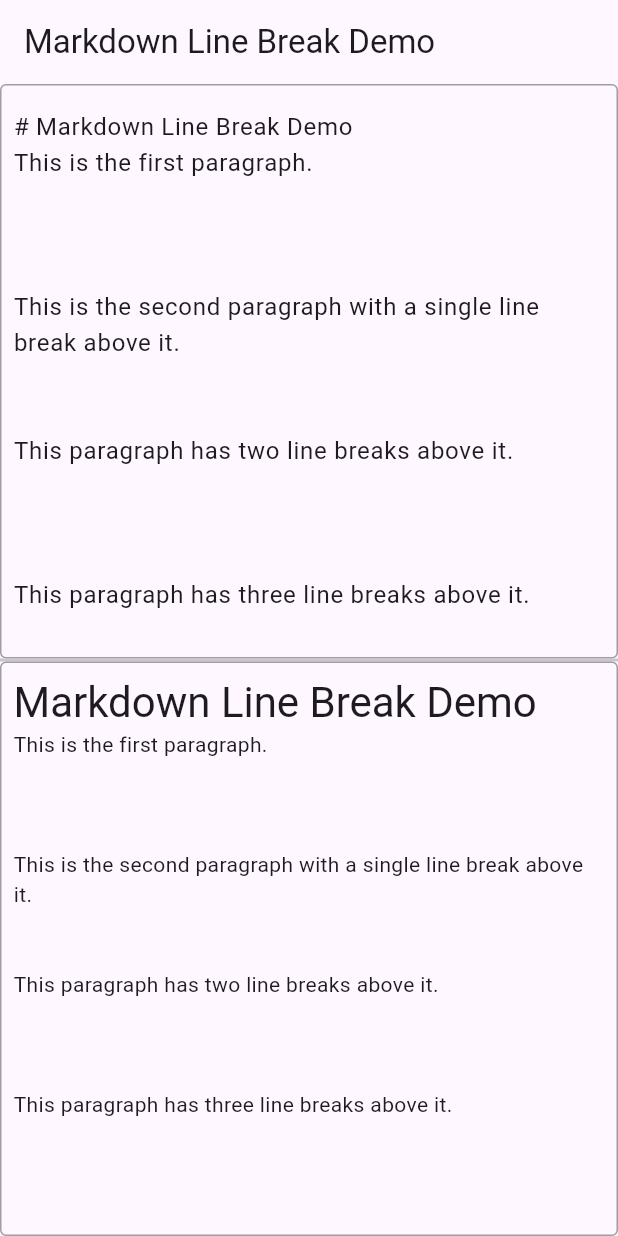
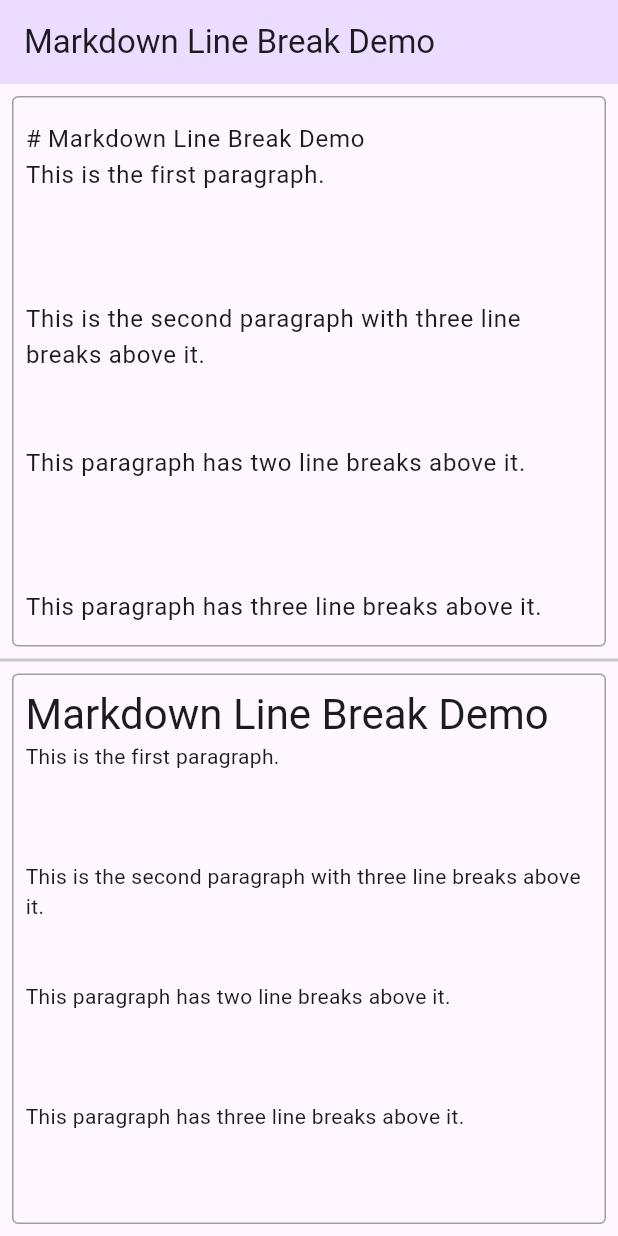
Before and after one commit to LaxmanK23/flutter_test, a Flutter app: the MarkdownLineBreakDemo screen opened directly, on a phone screen of 412 x 824 dp. Run offline on Flutter 3.47's test engine with Material 3 defaults, Android fonts, the phone set to English and light mode, and no system bars; our stand-ins replace bloc, firebase_auth, flutter_bloc, flutter_markdown; missing offline and left inert: dart:html, firebase_ui_auth, flutter_adaptive_scaffold, flutter_cached_pdfview, markdown, two_dimensional_scrollables; accounts and stored records are empty.

Commit message:
Implement date picker with UK format and add custom Markdown renderer for line breaks

```diff
--- /dev/null
+++ b/lib/line_break_md.dart
@@ -0,0 +1,72 @@
+import 'package:flutter/material.dart';
+import 'package:flutter_markdown/flutter_markdown.dart';
+import 'package:markdown/markdown.dart' as md;
+
+void main() {
+  runApp(const MyApp());
+}
+
+class MyApp extends StatelessWidget {
+  const MyApp({super.key});
+
+  final String markdownData = '''
+This is the first line.
+
+
+
+
+This is the second line.
+
+
+This is the third line.
+''';
+
+  @override
+  Widget build(BuildContext context) {
+    return MaterialApp(
+      home: Scaffold(
+        backgroundColor: Colors.pink.shade50,
+        body: Padding(
+          padding: const EdgeInsets.all(16.0),
+          child: MarkdownBody(
+            data: markdownData,
+            extensionSet: md.ExtensionSet(
+              [
+                BlankLineBlockSyntax(), // custom block to detect blank lines
+                ...md.ExtensionSet.gitHubFlavored.blockSyntaxes,
+              ],
+              md.ExtensionSet.gitHubFlavored.inlineSyntaxes,
+            ),
+            builders: {
+              'blankline': BlankLineBuilder(),
+            },
+          ),
+        ),
+      ),
+    );
+  }
+}
+
+// Custom block syntax to detect and render blank lines
+class BlankLineBlockSyntax extends md.BlockSyntax {
+  @override
+  RegExp get pattern => RegExp(r'^\s*$');
+
+  @override
+  bool canParse(md.BlockParser parser) {
+    return pattern.hasMatch("${parser.current}");
+  }
+  @override
+  md.Node parse(md.BlockParser parser) {
+    parser.advance();
+    return md.Element.empty('blankline');
+  }
+}
+
+// Builder for blank lines
+class BlankLineBuilder extends MarkdownElementBuilder {
+  @override
+  Widget visitElementAfter(md.Element element, TextStyle? preferredStyle) {
+    return const SizedBox(height: 20); // vertical gap
+  }
+}
--- a/lib/space_md.dart
+++ b/lib/space_md.dart
@@ -1,6 +1,5 @@
 import 'package:flutter/material.dart';
 import 'package:flutter_markdown/flutter_markdown.dart';
-import 'package:markdown/markdown.dart' as md;
 
 void main() {
   runApp(const MyApp());
@@ -22,174 +21,216 @@ class MyApp extends StatelessWidget {
   }
 }
 
-// Custom block syntax that preserves exact whitespace between paragraphs
-class PreserveWhitespaceSyntax extends md.BlockSyntax {
-  static final _startPattern = RegExp(r'^');
+// Widget that preserves line breaks exactly as typed
+class PreservedLineBreakText extends StatelessWidget {
+  final String text;
+  final TextStyle? style;
+  final double lineHeight;
+
+  const PreservedLineBreakText({
+    Key? key,
+    required this.text,
+    this.style,
+    this.lineHeight = 20.0,
+  }) : super(key: key);
 
   @override
-  RegExp get pattern => _startPattern;
+  Widget build(BuildContext context) {
+    // Split text by line breaks
+    final lines = text.split('\n');
+    final List<Widget> lineWidgets = [];
 
-  const PreserveWhitespaceSyntax();
-
-  @override
-  bool canParse(md.BlockParser parser) {
-    // We want to process the entire document
-    return true;
-  }
-
-  @override
-  md.Node parse(md.BlockParser parser) {
-    // Get the current line and move to the next one
-    final currentLine = parser.current.content;
-    final container = md.Element('preserve-whitespace', [md.Text(currentLine)]);
-    parser.advance();
-
-    // Keep track of consecutive empty lines
+    // Track consecutive empty lines
     int emptyLineCount = 0;
 
-    // Process remaining lines in the document
-    while (!parser.isDone) {
-      final line = parser.current.content;
+    for (int i = 0; i < lines.length; i++) {
+      final line = lines[i];
 
       if (line.trim().isEmpty) {
-        // Empty line encountered
+        // Count consecutive empty lines
         emptyLineCount++;
       } else {
-        // Non-empty line encountered
-
-        // If we had empty lines before this, add a special marker
+        // If we had empty lines, add appropriate spacing
         if (emptyLineCount > 0) {
-          final spacer = md.Element('line-spacer', []);
-          spacer.attributes['count'] = emptyLineCount.toString();
-          container.children!.add(spacer);
+          lineWidgets.add(SizedBox(height: emptyLineCount * lineHeight));
           emptyLineCount = 0;
         }
 
-        // Add the current non-empty line
-        container.children!.add(md.Text(line));
+        // Add the text line
+        lineWidgets.add(Text(
+          line,
+          style: style,
+        ));
       }
-
-      parser.advance();
     }
 
-    // If the document ends with empty lines, add a spacer for those too
+    // Handle any trailing empty lines
     if (emptyLineCount > 0) {
-      final spacer = md.Element('line-spacer', []);
-      spacer.attributes['count'] = emptyLineCount.toString();
-      container.children!.add(spacer);
+      lineWidgets.add(SizedBox(height: emptyLineCount * lineHeight));
     }
 
-    return container;
+    return Column(
+      crossAxisAlignment: CrossAxisAlignment.start,
+      children: lineWidgets,
+    );
   }
 }
 
-// Custom builder for the preserve-whitespace container
-class PreserveWhitespaceBuilder extends MarkdownElementBuilder {
-  @override
-  Widget? visitElementAfter(md.Element element, TextStyle? preferredStyle) {
-    List<Widget> children = [];
+// Simple Markdown processor that handles basic elements
+class SimpleMarkdownProcessor {
+  static List<Widget> processMarkdown(String input, TextStyle defaultStyle) {
+    List<Widget> widgets = [];
+    List<String> paragraphs = [];
+    String currentParagraph = '';
+    int emptyLineCount = 0;
+    bool inList = false;
+    List<String> listItems = [];
 
-    for (var child in element.children!) {
-      if (child is md.Element && child.tag == 'line-spacer') {
-        // Add a sized box for empty lines
-        int count = int.parse(child.attributes['count'] ?? '1');
-        children.add(SizedBox(height: count * 24.0));
-      } else if (child is md.Text) {
-        // Add a text widget for non-empty lines
-        if (child.text.isNotEmpty) {
-          children.add(Text(
-            child.text,
-            style: preferredStyle,
+    // Split the input by lines
+    final lines = input.split('\n');
+
+    for (int i = 0; i < lines.length; i++) {
+      String line = lines[i].trim();
+
+      // Handle headers
+      if (line.startsWith('# ')) {
+        if (currentParagraph.isNotEmpty) {
+          paragraphs.add(currentParagraph);
+          currentParagraph = '';
+        }
+        widgets.add(Text(
+          line.substring(2),
+          style: defaultStyle.copyWith(
+            fontSize: 24,
+            fontWeight: FontWeight.bold,
+          ),
+        ));
+        if (emptyLineCount > 0) {
+          widgets.add(SizedBox(height: emptyLineCount * 20.0));
+          emptyLineCount = 0;
+        }
+      }
+      // Handle bullet lists
+      else if (line.startsWith('* ')) {
+        if (!inList) {
+          if (currentParagraph.isNotEmpty) {
+            paragraphs.add(currentParagraph);
+            currentParagraph = '';
+          }
+          inList = true;
+          listItems = [];
+        }
+        listItems.add(line.substring(2));
+      }
+      // Handle numbered lists
+      else if (RegExp(r'^\d+\.\s').hasMatch(line)) {
+        if (!inList) {
+          if (currentParagraph.isNotEmpty) {
+            paragraphs.add(currentParagraph);
+            currentParagraph = '';
+          }
+          inList = true;
+          listItems = [];
+        }
+        listItems.add(line.replaceFirst(RegExp(r'^\d+\.\s'), ''));
+      }
+      // Handle empty lines
+      else if (line.isEmpty) {
+        // Process accumulated text if any
+        if (currentParagraph.isNotEmpty) {
+          paragraphs.add(currentParagraph);
+          currentParagraph = '';
+        }
+
+        // If in a list, finish it
+        if (inList) {
+          widgets.add(Column(
+            crossAxisAlignment: CrossAxisAlignment.start,
+            children: listItems
+                .map((item) => Padding(
+                      padding: EdgeInsets.only(left: 16.0),
+                      child: Row(
+                        crossAxisAlignment: CrossAxisAlignment.start,
+                        children: [
+                          Text('• ', style: defaultStyle),
+                          Expanded(child: Text(item, style: defaultStyle)),
+                        ],
+                      ),
+                    ))
+                .toList(),
           ));
+          inList = false;
+          listItems = [];
+        }
+
+        emptyLineCount++;
+      }
+      // Regular text
+      else {
+        if (inList) {
+          // Finish the list if we've moved on to a paragraph
+          widgets.add(Column(
+            crossAxisAlignment: CrossAxisAlignment.start,
+            children: listItems
+                .map((item) => Padding(
+                      padding: EdgeInsets.only(left: 16.0),
+                      child: Row(
+                        crossAxisAlignment: CrossAxisAlignment.start,
+                        children: [
+                          Text('• ', style: defaultStyle),
+                          Expanded(child: Text(item, style: defaultStyle)),
+                        ],
+                      ),
+                    ))
+                .toList(),
+          ));
+          inList = false;
+          listItems = [];
+        }
+
+        if (emptyLineCount > 0) {
+          widgets.add(SizedBox(height: emptyLineCount * 20.0));
+          emptyLineCount = 0;
+        }
+
+        if (currentParagraph.isEmpty) {
+          currentParagraph = line;
+        } else {
+          currentParagraph += ' $line';
         }
       }
     }
 
-    return Column(
-      crossAxisAlignment: CrossAxisAlignment.start,
-      children: children,
-    );
-  }
-}
-
-// Custom markdown processor that preserves whitespace
-class CustomMarkdownProcessor {
-  static String processMarkdown(String input) {
-    // Split the input by lines
-    final lines = input.split('\n');
-
-    // Process each line for Markdown formatting
-    List<String> processedLines = [];
-    bool inList = false;
-
-    for (var line in lines) {
-      // Special handling for headers
-      if (line.startsWith('# ')) {
-        processedLines.add('<h1>${line.substring(2)}</h1>');
-      } else if (line.startsWith('## ')) {
-        processedLines.add('<h2>${line.substring(3)}</h2>');
-      } else if (line.startsWith('### ')) {
-        processedLines.add('<h3>${line.substring(4)}</h3>');
-      }
-      // Special handling for bullet lists
-      else if (line.trim().startsWith('* ')) {
-        if (!inList) {
-          processedLines.add('<ul>');
-          inList = true;
-        }
-        processedLines.add('<li>${line.trim().substring(2)}</li>');
-      }
-      // Special handling for numbered lists
-      else if (RegExp(r'^\d+\.\s').hasMatch(line.trim())) {
-        if (!inList) {
-          processedLines.add('<ol>');
-          inList = true;
-        }
-        final content = line.trim().replaceFirst(RegExp(r'^\d+\.\s'), '');
-        processedLines.add('<li>$content</li>');
-      }
-      // Empty line that might close a list
-      else if (line.trim().isEmpty && inList) {
-        if (inList) {
-          inList = false;
-          // Check next non-empty line to see if it's still a list
-          bool nextLineIsList = false;
-          for (int i = lines.indexOf(line) + 1; i < lines.length; i++) {
-            if (lines[i].trim().isEmpty) continue;
-            nextLineIsList = lines[i].trim().startsWith('* ') ||
-                RegExp(r'^\d+\.\s').hasMatch(lines[i].trim());
-            break;
-          }
-
-          if (!nextLineIsList) {
-            processedLines.add('</ul>');
-            inList = false;
-          } else {
-            // Just add an empty line within the list
-            processedLines.add('');
-          }
-        } else {
-          processedLines.add('');
-        }
-      }
-      // Regular text
-      else {
-        if (inList &&
-            !line.trim().startsWith('* ') &&
-            !RegExp(r'^\d+\.\s').hasMatch(line.trim())) {
-          processedLines.add('</ul>');
-          inList = false;
-        }
-        processedLines.add(line);
-      }
+    // Handle any remaining paragraph
+    if (currentParagraph.isNotEmpty) {
+      paragraphs.add(currentParagraph);
     }
 
-    // Close any open lists
-    if (inList) {
-      processedLines.add('</ul>');
+    // Handle any remaining list
+    if (inList && listItems.isNotEmpty) {
+      widgets.add(Column(
+        crossAxisAlignment: CrossAxisAlignment.start,
+        children: listItems
+            .map((item) => Padding(
+                  padding: EdgeInsets.only(left: 16.0),
+                  child: Row(
+                    crossAxisAlignment: CrossAxisAlignment.start,
+                    children: [
+                      Text('• ', style: defaultStyle),
+                      Expanded(child: Text(item, style: defaultStyle)),
+                    ],
+                  ),
+                ))
+            .toList(),
+      ));
     }
 
-    return processedLines.join('\n');
+    // Add paragraphs to widgets
+    for (String paragraph in paragraphs) {
+      widgets.add(Text(paragraph, style: defaultStyle));
+    }
+
+    return widgets;
   }
 }
 
@@ -214,7 +255,7 @@ This is the first paragraph.
 
 
 
-This is the second paragraph with a single line break above it.
+This is the second paragraph with three line breaks above it.
 
 
 This paragraph has two line breaks above it.
@@ -251,12 +292,14 @@ Text after two line breaks from the list.''',
     return Scaffold(
       appBar: AppBar(
         title: const Text('Markdown Line Break Demo'),
+        backgroundColor: Theme.of(context).colorScheme.primaryContainer,
       ),
       body: Column(
         children: [
           Expanded(
             flex: 1,
             child: Container(
+              margin: const EdgeInsets.all(8.0),
               padding: const EdgeInsets.all(8.0),
               decoration: BoxDecoration(
                 border: Border.all(color: Colors.grey),
@@ -282,6 +325,7 @@ Text after two line breaks from the list.''',
           Expanded(
             flex: 1,
             child: Container(
+              margin: const EdgeInsets.all(8.0),
               padding: const EdgeInsets.all(8.0),
               width: double.infinity,
               decoration: BoxDecoration(
@@ -289,8 +333,8 @@ Text after two line breaks from the list.''',
                 borderRadius: BorderRadius.circular(4.0),
               ),
               child: SingleChildScrollView(
-                child: Html(
-                  data: CustomMarkdownProcessor.processMarkdown(_markdownText),
+                child: CustomMarkdownRenderer(
+                  markdownText: _markdownText,
                 ),
               ),
             ),
@@ -301,82 +345,140 @@ Text after two line breaks from the list.''',
   }
 }
 
-// Simple HTML renderer widget
-class Html extends StatelessWidget {
-  final String data;
+// Custom markdown renderer that preserves line breaks
+class CustomMarkdownRenderer extends StatelessWidget {
+  final String markdownText;
 
-  const Html({Key? key, required this.data}) : super(key: key);
+  const CustomMarkdownRenderer({
+    Key? key,
+    required this.markdownText,
+  }) : super(key: key);
 
   @override
   Widget build(BuildContext context) {
-    List<Widget> widgets = [];
-    List<String> lines = data.split('\n');
-
-    TextStyle defaultStyle = Theme.of(context).textTheme.bodyMedium!;
-    TextStyle h1Style = Theme.of(context).textTheme.headlineMedium!;
-    TextStyle h2Style = Theme.of(context).textTheme.headlineSmall!;
-    TextStyle h3Style = Theme.of(context).textTheme.titleLarge!;
-
-    bool inList = false;
-    List<Widget> listItems = [];
-    bool isOrderedList = false;
+    final lines = markdownText.split('\n');
+    final widgets = <Widget>[];
+    int emptyLineCount = 0;
+    String currentText = '';
+    bool isHeader = false;
+    TextStyle style = Theme.of(context).textTheme.bodyMedium!;
 
     for (int i = 0; i < lines.length; i++) {
-      String line = lines[i];
+      final line = lines[i];
 
-      // Count consecutive empty lines
-      int emptyLineCount = 0;
-      if (line.trim().isEmpty) {
-        emptyLineCount = 1;
-        int j = i + 1;
-        while (j < lines.length && lines[j].trim().isEmpty) {
-          emptyLineCount++;
-          j++;
+      // Handle headers
+      if (line.trim().startsWith('# ')) {
+        // Add any accumulated text
+        if (currentText.isNotEmpty) {
+          widgets.add(Text(currentText, style: style));
+          currentText = '';
         }
 
+        // Add spacing if needed
         if (emptyLineCount > 0) {
-          // Add spacing based on empty line count
           widgets.add(SizedBox(height: emptyLineCount * 20.0));
+          emptyLineCount = 0;
+        }
 
-          // Skip ahead
-          i += emptyLineCount - 1;
-          continue;
+        // Add header
+        widgets.add(Text(
+          line.trim().substring(2),
+          style: Theme.of(context).textTheme.headlineMedium,
+        ));
+      }
+      // Handle bullet lists
+      else if (line.trim().startsWith('* ')) {
+        // Add any accumulated text
+        if (currentText.isNotEmpty) {
+          widgets.add(Text(currentText, style: style));
+          currentText = '';
+        }
+
+        // Add spacing if needed
+        if (emptyLineCount > 0) {
+          widgets.add(SizedBox(height: emptyLineCount * 20.0));
+          emptyLineCount = 0;
+        }
+
+        // Add list item
+        widgets.add(Padding(
+          padding: const EdgeInsets.only(left: 16.0),
+          child: Row(
+            crossAxisAlignment: CrossAxisAlignment.start,
+            children: [
+              Text('• ', style: style),
+              Expanded(child: Text(line.trim().substring(2), style: style)),
+            ],
+          ),
+        ));
+      }
+      // Handle numbered lists
+      else if (RegExp(r'^\d+\.\s').hasMatch(line.trim())) {
+        // Add any accumulated text
+        if (currentText.isNotEmpty) {
+          widgets.add(Text(currentText, style: style));
+          currentText = '';
+        }
+
+        // Add spacing if needed
+        if (emptyLineCount > 0) {
+          widgets.add(SizedBox(height: emptyLineCount * 20.0));
+          emptyLineCount = 0;
+        }
+
+        // Extract number and content
+        final match = RegExp(r'^(\d+)\.\s(.+)$').firstMatch(line.trim());
+        final number = match?.group(1) ?? '1';
+        final content = match?.group(2) ?? line.trim();
+
+        // Add list item
+        widgets.add(Padding(
+          padding: const EdgeInsets.only(left: 16.0),
+          child: Row(
+            crossAxisAlignment: CrossAxisAlignment.start,
+            children: [
+              Text('$number. ', style: style),
+              Expanded(child: Text(content, style: style)),
+            ],
+          ),
+        ));
+      }
+      // Handle empty lines
+      else if (line.trim().isEmpty) {
+        // Add any accumulated text
+        if (currentText.isNotEmpty) {
+          widgets.add(Text(currentText, style: style));
+          currentText = '';
+        }
+
+        emptyLineCount++;
+      }
+      // Handle regular text
+      else {
+        // Add spacing if needed
+        if (emptyLineCount > 0) {
+          widgets.add(SizedBox(height: emptyLineCount * 20.0));
+          emptyLineCount = 0;
+        }
+
+        // Start new paragraph
+        if (currentText.isEmpty) {
+          currentText = line;
+        } else {
+          // Continue existing paragraph
+          currentText += '\n$line';
         }
       }
+    }
 
-      // Handle HTML tags
-      if (line.startsWith('<h1>') && line.endsWith('</h1>')) {
-        String content = line.substring(4, line.length - 5);
-        widgets.add(Text(content, style: h1Style));
-      } else if (line.startsWith('<h2>') && line.endsWith('</h2>')) {
-        String content = line.substring(4, line.length - 5);
-        widgets.add(Text(content, style: h2Style));
-      } else if (line.startsWith('<h3>') && line.endsWith('</h3>')) {
-        String content = line.substring(4, line.length - 5);
-        widgets.add(Text(content, style: h3Style));
-      } else if (line == '<ul>') {
-        inList = true;
-        isOrderedList = false;
-        listItems = [];
-      } else if (line == '<ol>') {
-        inList = true;
-        isOrderedList = true;
-        listItems = [];
-      } else if (line.startsWith('<li>') && line.endsWith('</li>')) {
-        String content = line.substring(4, line.length - 5);
-        listItems.add(Text('• $content', style: defaultStyle));
-      } else if (line == '</ul>' || line == '</ol>') {
-        widgets.add(
-          Column(
-            crossAxisAlignment: CrossAxisAlignment.start,
-            children: listItems,
-          ),
-        );
-        inList = false;
-      } else if (line.trim().isNotEmpty) {
-        // Regular text
-        widgets.add(Text(line, style: defaultStyle));
-      }
+    // Add any remaining text
+    if (currentText.isNotEmpty) {
+      widgets.add(Text(currentText, style: style));
+    }
+
+    // Add final spacing if any
+    if (emptyLineCount > 0) {
+      widgets.add(SizedBox(height: emptyLineCount * 20.0));
     }
 
     return Column(
```
Also changed, not shown: lib/datechangeformat.dart (added, +70 -0 lines).
